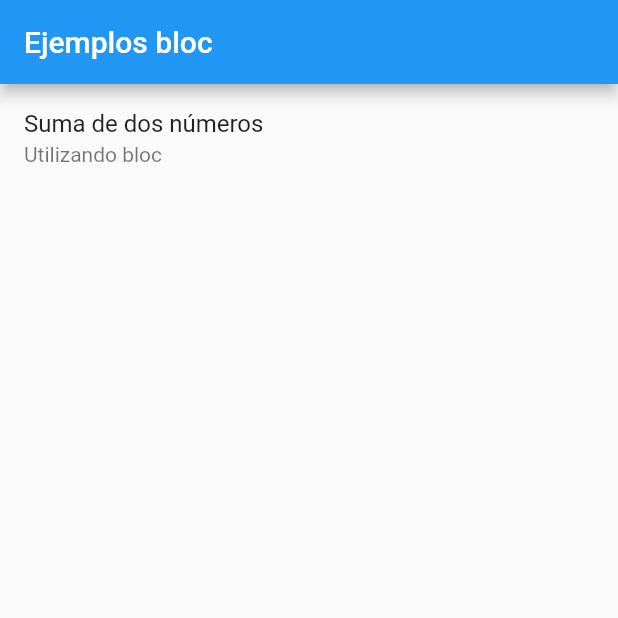
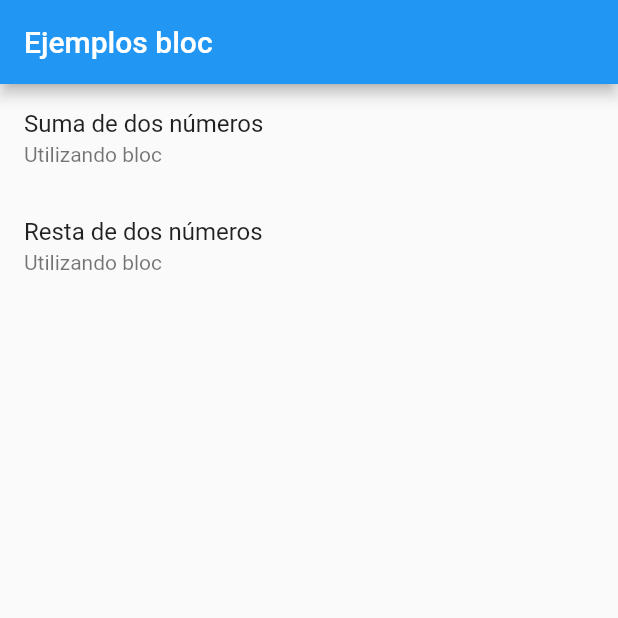
Before and after one commit to EduardinDev/flutter_bloc, a Flutter app: the screen it shows after launch, on a phone screen of 412 x 824 dp, the top half of it. Run offline on Flutter 3.47's test engine with Material 2 defaults, Android fonts, the phone set to English and light mode, and no system bars; our stand-ins replace rxdart.

Commit message:
Se integro el bloc resta con el resta page

```diff
--- a/lib/main.dart
+++ b/lib/main.dart
@@ -1,5 +1,6 @@
 import 'package:flutter/material.dart';
 import 'package:flutter_ejerciciobloc/src/pages/inicio_page.dart';
+import 'package:flutter_ejerciciobloc/src/pages/resta_page.dart';
 import 'package:flutter_ejerciciobloc/src/pages/suma_page.dart';
 
 void main() => runApp(MyApp());
@@ -13,7 +14,8 @@ class MyApp extends StatelessWidget {
       initialRoute: '/',
       routes: <String,WidgetBuilder>{
         '/'         : (BuildContext context) => InicioPage(),
-        'suma'      : (BuildContext context) => SumaPage()
+        'suma'      : (BuildContext context) => SumaPage(),
+        'resta'     : (BuildContext context) => RestaPage()
       },
 
     );
--- a/lib/src/bloc/resta_bloc.dart
+++ b/lib/src/bloc/resta_bloc.dart
@@ -15,6 +15,7 @@ class RestaBloc {
 
   Stream<String> get numero1Stream => _numero1Controller.stream;
   Stream<String> get numero2Stream => _numero2Controller.stream;
+  Stream<String> get resultadoStream => _resultadoController.stream;
 
   // insersores
 
@@ -28,6 +29,13 @@ class RestaBloc {
   String get numero2 => _numero2Controller.value;
   String get resultado => _resultadoController.value;
 
+  // operacion resta
+
+  operacionResta() {
+    int resta = int.parse(numero1) - int.parse(numero2);
+    changeResultado(resta.toString());
+  }
+
   dispose() {
     _numero1Controller.close();
     _numero2Controller.close();
--- a/lib/src/pages/inicio_page.dart
+++ b/lib/src/pages/inicio_page.dart
@@ -18,7 +18,8 @@ class InicioPage extends StatelessWidget {
   Widget _opciones(BuildContext context) {
     return ListView(
       children: <Widget>[
-        _suma(context)
+        _suma(context),
+        _resta(context)
       ],
     );
   }
@@ -32,4 +33,13 @@ class InicioPage extends StatelessWidget {
       },
     );
   }
+  Widget _resta(BuildContext context) {
+    return ListTile(
+      title: Text('Resta de dos números'),
+      subtitle: Text('Utilizando bloc'),
+      onTap: () {
+        Navigator.pushNamed(context, 'resta');
+      },
+    );
+  }
 }
```
Also changed, not shown: lib/src/pages/resta_page.dart (added, +96 -0 lines).
